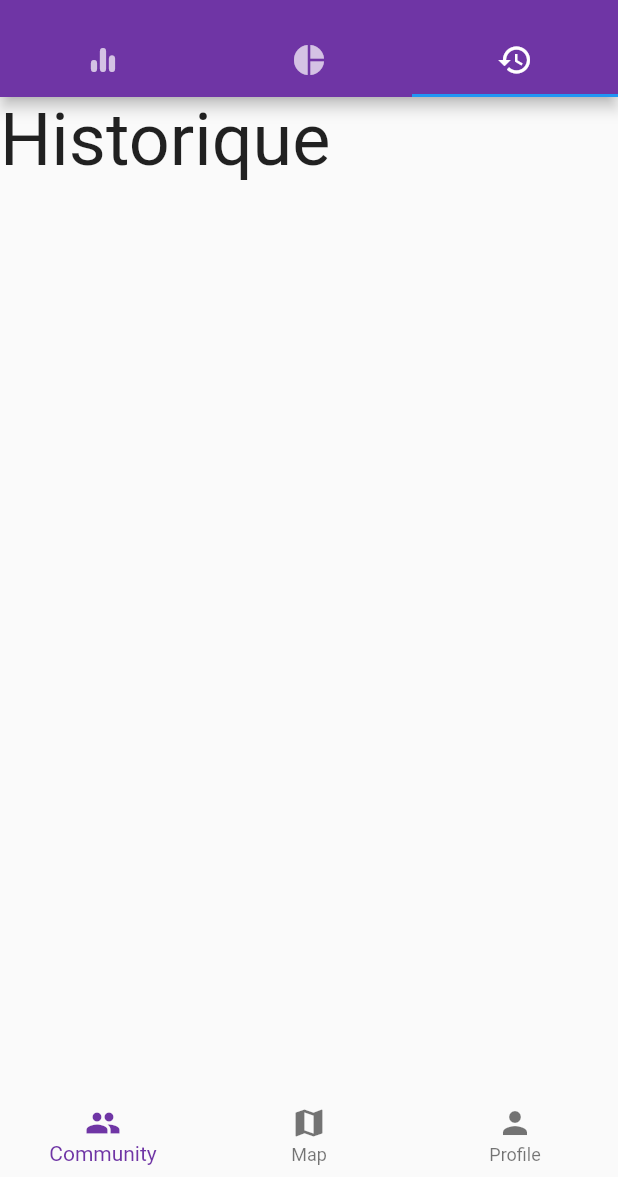
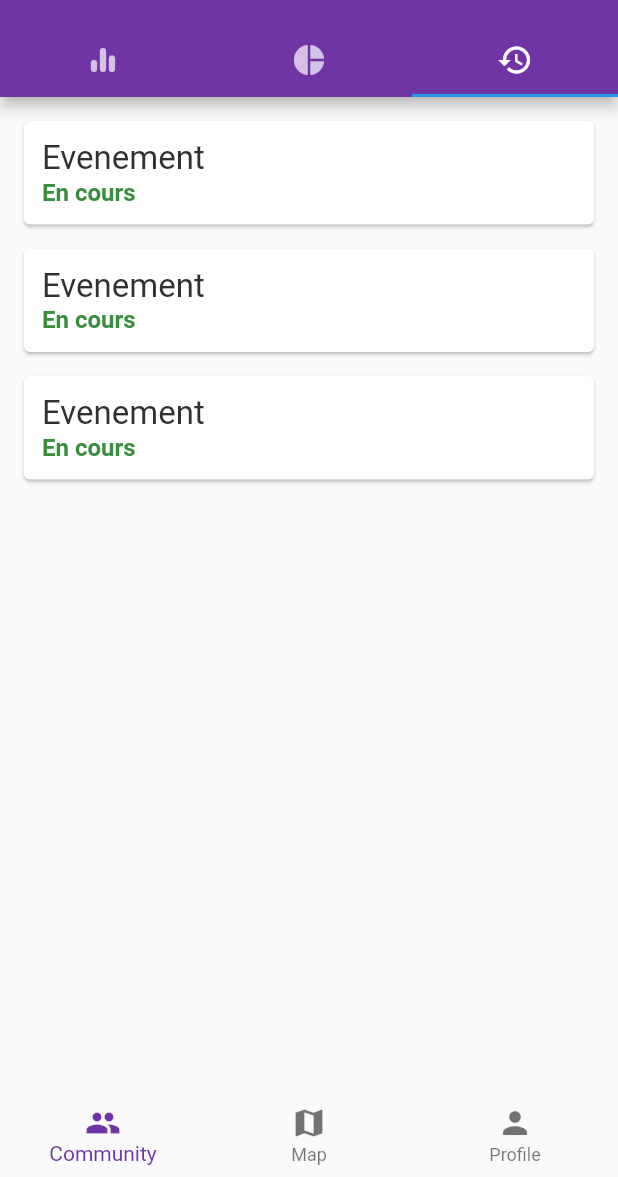
Before and after one commit to soni2261/Runex, a Flutter app: the Nav screen opened directly, tab 3 chosen, on a phone screen of 412 x 824 dp, the part 59-1236 px from its top. Run offline on Flutter 3.47's test engine with Material 2 defaults, Android fonts, the phone set to English and light mode, and no system bars; our stand-ins replace flutter_svg.

Commit message:
Added workout history cards
Added workout history cards (with some dummy data)

```diff
--- a/runex/lib/Screens/Login/components/social_icon.dart
+++ b/runex/lib/Screens/Login/components/social_icon.dart
@@ -12,7 +12,9 @@ class SocialIcon extends StatelessWidget {
 
   @override
   Widget build(BuildContext context) {
-    return Container(
+    return GestureDetector(
+      onTap: press,
+      child: Container(
         padding: EdgeInsets.all(15),
         decoration: BoxDecoration(border: Border.all(), shape: BoxShape.circle),
         child: SvgPicture.asset(
@@ -20,6 +22,7 @@ class SocialIcon extends StatelessWidget {
           height: 20,
           width: 20,
         ),
+      ),
     );
   }
 }
--- a/runex/lib/Screens/Profil/Onglets/Historique/historique.dart
+++ b/runex/lib/Screens/Profil/Onglets/Historique/historique.dart
@@ -8,12 +8,41 @@ class Historique extends StatefulWidget {
 }
 
 class _HistoriqueState extends State<Historique> {
+  Widget idToCard(id) {
+    return Card(
+      margin: EdgeInsets.fromLTRB(16, 16, 16, 0),
+      child: InkWell(
+        onTap: () {},
+        child: Padding(
+          padding: const EdgeInsets.all(12.0),
+          child: Column(
+            crossAxisAlignment: CrossAxisAlignment.stretch,
+            children: <Widget>[
+              Text(
+                "Evenement",
+                style: TextStyle(color: Colors.grey[850], fontSize: 22),
+              ),
+              Text(
+                "En cours",
+                style: TextStyle(
+                    color: Colors.green[700],
+                    fontSize: 16,
+                    fontWeight: FontWeight.bold),
+              ),
+            ],
+          ),
+        ),
+      ),
+    );
+  }
+
   @override
   Widget build(BuildContext context) {
+    List<String> listeID = ["123456", "654321", "AliIsTheBest"];
+
     return Container(
-      child: Text(
-        'Historique',
-        style: TextStyle(fontSize: 48.0),
+      child: Column(
+        children: listeID.map((id) => idToCard(id)).toList(),
       ),
     );
   }
--- a/runex/lib/Screens/SignUp/components/body.dart
+++ b/runex/lib/Screens/SignUp/components/body.dart
@@ -40,7 +40,7 @@ class Body extends StatelessWidget {
               mainAxisAlignment: MainAxisAlignment.center,
               children: <Widget>[
                 SocialIcon(
-                  imageSrc: "assets/icons/google-plus.svg",
+                  imageSrc: "assets/icons/google.svg",
                   press: () {},
                 ),
                 SizedBox(
--- a/runex/lib/main.dart
+++ b/runex/lib/main.dart
@@ -1,8 +1,6 @@
 import 'package:flutter/material.dart';
 import 'package:runex/Screens/Welcome/welcome_screen.dart';
 import 'package:runex/constants.dart';
-
-import 'package:runex/Screens/Profil/profil.dart';
 
 void main() {
   runApp(MyApp());
@@ -20,6 +18,6 @@ class MyApp extends StatelessWidget {
           visualDensity: VisualDensity.adaptivePlatformDensity,
         ),
         home: WelcomeScreen());
-        //home: Profil()); //DECOMMENTER QUAND ON VEUT TESTER PROFIL SEULEMENT
+    //home: Profil()); //DECOMMENTER QUAND ON VEUT TESTER PROFIL SEULEMENT
   }
 }
```
Also changed, not shown: runex/lib/Screens/Login/components/body.dart (+7 -5 lines), runex/lib/Screens/SignUp/components/social_icon.dart (+6 -1 lines), runex/assets/icons/google.svg (added). Lines whose indentation alone changed are shown as unchanged.
